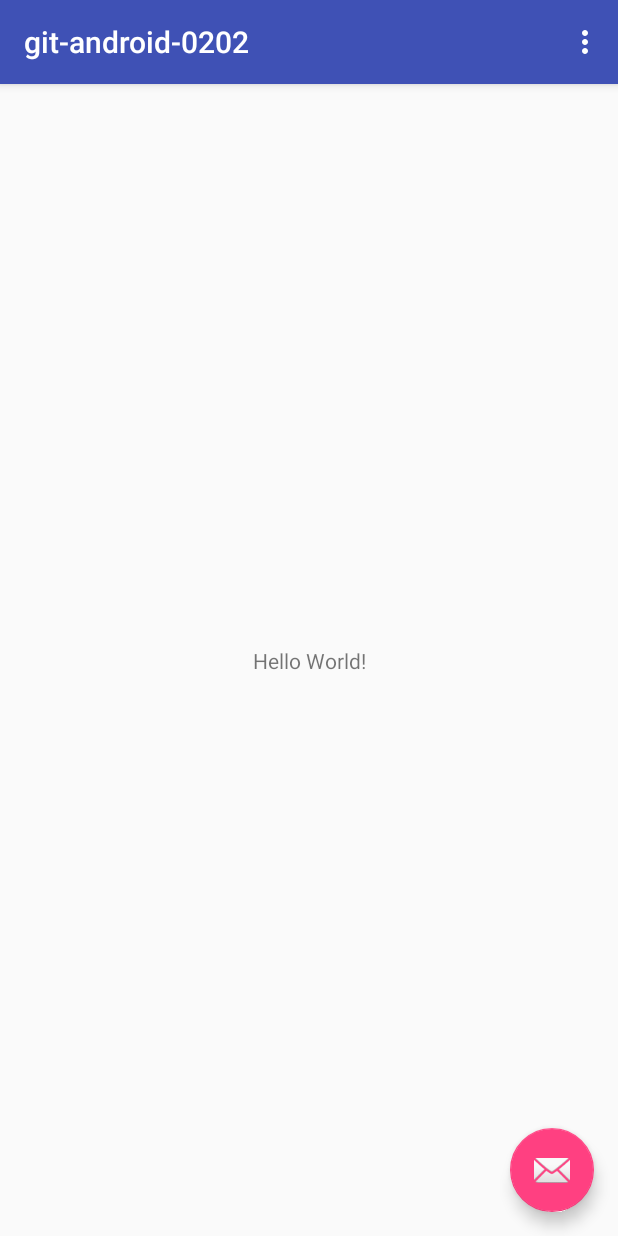
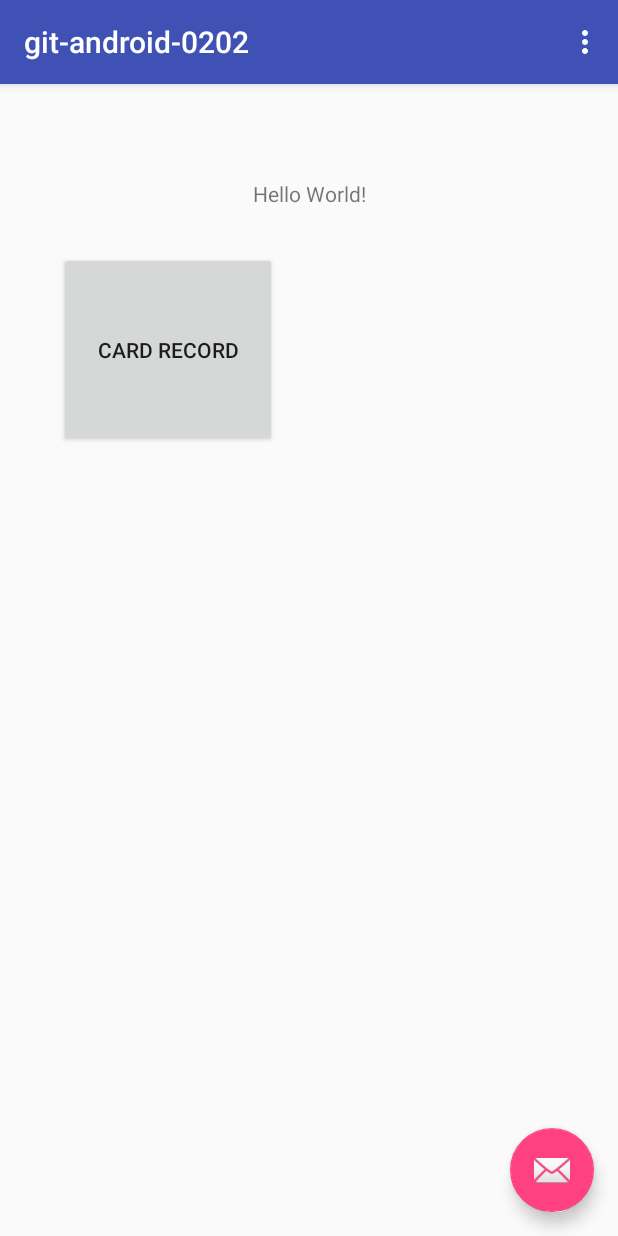
Before and after one commit to spyro12393/git-practice, an Android app: the screen it shows after launch (MainActivity), on a phone screen of 412 x 824 dp. Run offline under Robolectric (Android 15) with nearby library versions, the phone set to English and light mode, and no system bars.

Commit message:
Page Switching and Buttons

```diff
--- a/app/src/main/AndroidManifest.xml
+++ b/app/src/main/AndroidManifest.xml
@@ -19,6 +19,7 @@
                 <category android:name="android.intent.category.LAUNCHER" />
             </intent-filter>
         </activity>
+        <activity android:name=".addCardRecord"></activity>
     </application>
 
 </manifest>
--- a/app/src/main/java/com/example/root/git_android_0202/MainActivity.java
+++ b/app/src/main/java/com/example/root/git_android_0202/MainActivity.java
@@ -1,5 +1,6 @@
 package com.example.root.git_android_0202;
 
+import android.content.Intent;
 import android.os.Bundle;
 import android.support.design.widget.FloatingActionButton;
 import android.support.design.widget.Snackbar;
@@ -8,9 +9,11 @@ import android.support.v7.widget.Toolbar;
 import android.view.View;
 import android.view.Menu;
 import android.view.MenuItem;
+import android.widget.Button;
 
 public class MainActivity extends AppCompatActivity {
 
+    Intent intent;
     @Override
     protected void onCreate(Bundle savedInstanceState) {
         super.onCreate(savedInstanceState);
@@ -26,6 +29,20 @@ public class MainActivity extends AppCompatActivity {
                         .setAction("Action", null).show();
             }
         });
+
+        intent = new Intent(this, addCardRecord.class);
+        final Bundle bundle = new Bundle();
+        Button bt = (Button)findViewById(R.id.buttonCard);
+        bt.setOnClickListener(new View.OnClickListener(){
+            @Override
+            public void onClick(View v){
+                intent.setClass(MainActivity.this, addCardRecord.class);
+                bundle.putInt("btnid", R.id.buttonCard);
+                intent.putExtras(bundle);
+                startActivity(intent);
+            }
+        });
+
     }
 
     @Override
--- a/app/src/main/res/layout/content_main.xml
+++ b/app/src/main/res/layout/content_main.xml
@@ -9,12 +9,30 @@
     tools:showIn="@layout/activity_main">
 
     <TextView
+        android:id="@+id/textView"
         android:layout_width="wrap_content"
         android:layout_height="wrap_content"
         android:text="Hello World!"
         app:layout_constraintBottom_toBottomOf="parent"
         app:layout_constraintLeft_toLeftOf="parent"
         app:layout_constraintRight_toRightOf="parent"
-        app:layout_constraintTop_toTopOf="parent" />
+        app:layout_constraintTop_toTopOf="parent"
+        app:layout_constraintVertical_bias="0.085" />
+
+    <Button
+        android:id="@+id/buttonCard"
+        android:layout_width="145dp"
+        android:layout_height="130dp"
+        android:layout_marginBottom="8dp"
+        android:layout_marginEnd="8dp"
+        android:layout_marginStart="8dp"
+        android:layout_marginTop="8dp"
+        android:text="card Record"
+        app:layout_constraintBottom_toBottomOf="parent"
+        app:layout_constraintEnd_toEndOf="parent"
+        app:layout_constraintHorizontal_bias="0.125"
+        app:layout_constraintStart_toStartOf="parent"
+        app:layout_constraintTop_toTopOf="parent"
+        app:layout_constraintVertical_bias="0.167" />
 
 </android.support.constraint.ConstraintLayout>
```
Also changed, not shown: app/src/main/java/com/example/root/git_android_0202/addCardRecord.java (added, +13 -0 lines), app/src/main/res/layout/activity_add_card_record.xml (added, +9 -0 lines).
